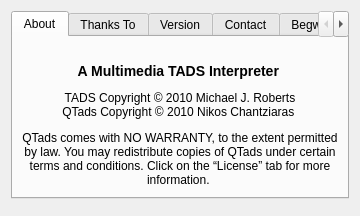
The window that src/aboutqtadsdialog.ui (realnc/qtads) describes before a commit, drawn with Qt 5.
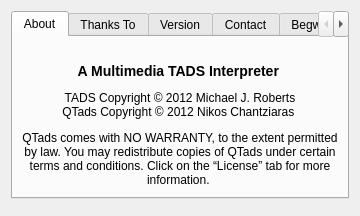
The same window after the commit. Icons and pictures are not drawn.

Commit message: Update user-visible copyright dates

```diff
--- a/src/aboutqtadsdialog.ui
+++ b/src/aboutqtadsdialog.ui
@@ -29,8 +29,8 @@
 &lt;br&gt;A Multimedia TADS Interpreter&lt;/h3&gt;
 
 &lt;p&gt;
-TADS Copyright © 2010 Michael J. Roberts&lt;br&gt;
-QTads Copyright © 2010 Nikos Chantziaras
+TADS Copyright © 2012 Michael J. Roberts&lt;br&gt;
+QTads Copyright © 2012 Nikos Chantziaras
 &lt;/p&gt;
 
 &lt;p&gt;
```
The commit also changes 3 other files.
